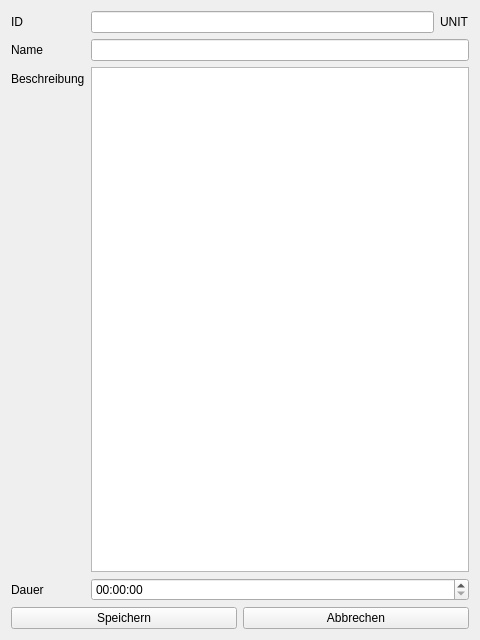
First picture: the form in app/view/unit_widget.ui, repository UltimateCuB3R/DLMCSPSE01_D, before the edit.
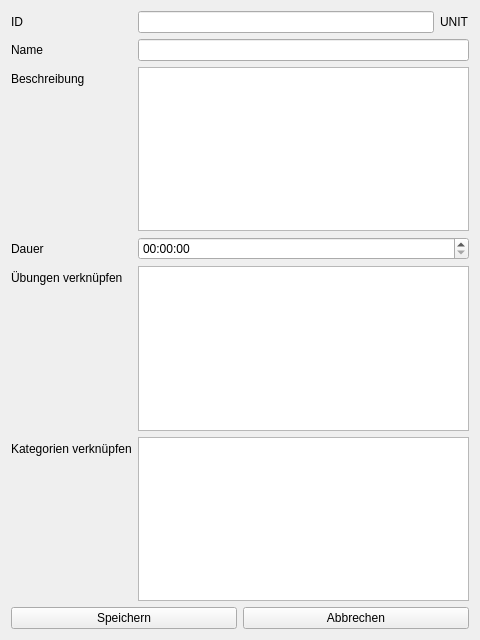
Second picture: the form after the edit.

Commit message: Sprint 2-4: added .ui files for category and resource, added table views/widgets to all widgets of the main application tables. button handling changed from view.py to control.py, so data can be modified in controller module. began implementation of data saving when clicking save button, but not yet functional. fixed a missing relation in db_def.xml added start_application to control.py, so the application is not startet immediately on initialization

Patch:
```diff
--- a/app/view/unit_widget.ui
+++ b/app/view/unit_widget.ui
@@ -75,6 +75,26 @@
      <item row="3" column="1">
       <widget class="QTimeEdit" name="timeEdit_duration"/>
      </item>
+     <item row="4" column="0">
+      <widget class="QLabel" name="label_link_exercise">
+       <property name="text">
+        <string>Übungen verknüpfen</string>
+       </property>
+      </widget>
+     </item>
+     <item row="4" column="1">
+      <widget class="QTableWidget" name="table_exercise"/>
+     </item>
+     <item row="5" column="1">
+      <widget class="QTableWidget" name="table_category"/>
+     </item>
+     <item row="5" column="0">
+      <widget class="QLabel" name="label_link_category">
+       <property name="text">
+        <string>Kategorien verknüpfen</string>
+       </property>
+      </widget>
+     </item>
     </layout>
    </item>
    <item>
```
The commit also changes 8 other files.
